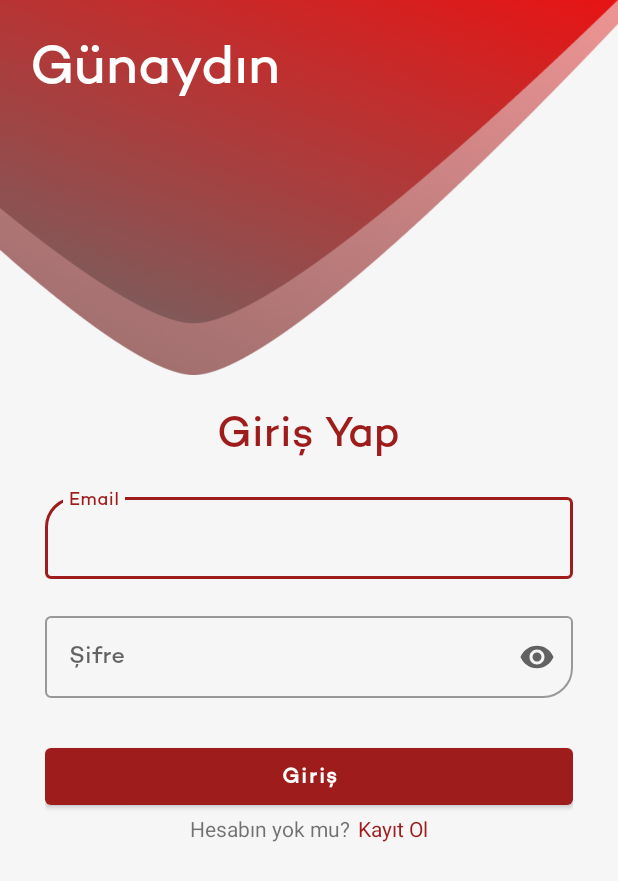
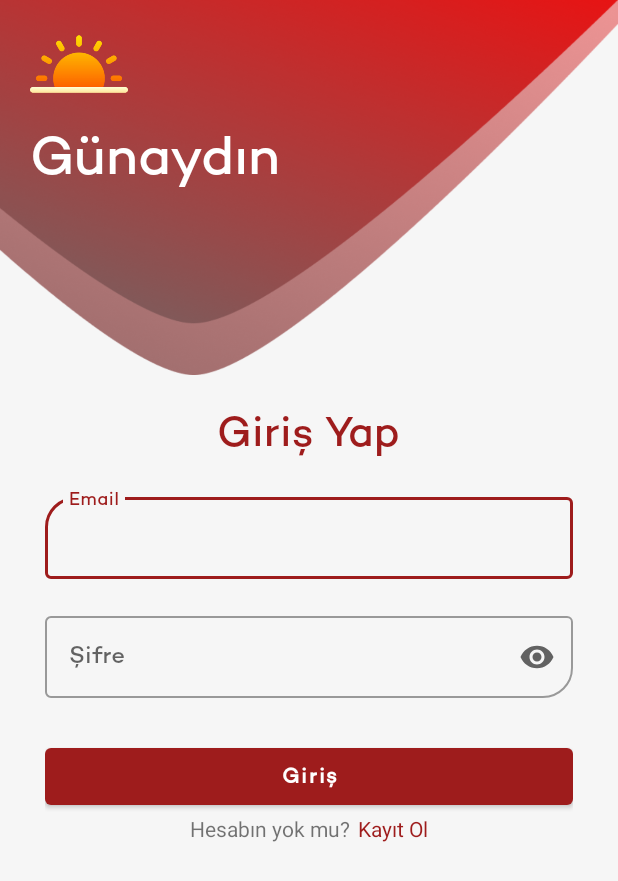
Before and after one commit to ErdiTurkay/blood-donor, an Android app: the screen it shows after launch (LoginActivity before the commit, MainActivity after it), on a phone screen of 412 x 824 dp. Shown: the top 881 px of the screen. Run offline under Robolectric (Android 15) with nearby library versions, the phone set to English and light mode, and no system bars; our stand-ins replace Dagger/Hilt's generated code.

Commit message:
Single-Activity mimarisine geçildi.

```diff
--- /dev/null
+++ b/app/src/main/java/com/example/blooddonor/feature/MainActivity.kt
@@ -0,0 +1,28 @@
+package com.example.blooddonor.feature
+
+import androidx.appcompat.app.AppCompatActivity
+import android.os.Bundle
+import com.example.blooddonor.R
+import com.example.blooddonor.databinding.ActivityMainBinding
+import com.example.blooddonor.feature.auth.LoginFragment
+import dagger.hilt.android.AndroidEntryPoint
+
+@AndroidEntryPoint
+class MainActivity : AppCompatActivity() {
+    private lateinit var binding: ActivityMainBinding
+
+    override fun onCreate(savedInstanceState: Bundle?) {
+        super.onCreate(savedInstanceState)
+        binding = ActivityMainBinding.inflate(layoutInflater)
+        setContentView(binding.root)
+
+        navigateToLogin()
+    }
+
+    fun navigateToLogin() {
+        supportFragmentManager
+            .beginTransaction()
+            .replace(R.id.container, LoginFragment())
+            .commit()
+    }
+}
--- a/app/src/main/java/com/example/blooddonor/feature/auth/LoginActivity.kt
+++ b/app/src/main/java/com/example/blooddonor/feature/auth/LoginFragment.kt
@@ -1,44 +1,46 @@
 package com.example.blooddonor.feature.auth
 
-import android.app.Activity
-import android.content.Intent
-import android.content.Intent.FLAG_ACTIVITY_NO_HISTORY
 import android.os.Bundle
+import androidx.fragment.app.Fragment
+import android.view.LayoutInflater
 import android.view.View
+import android.view.ViewGroup
 import android.widget.Toast
-import androidx.activity.viewModels
-import androidx.appcompat.app.AppCompatActivity
 import androidx.core.widget.doAfterTextChanged
+import androidx.fragment.app.viewModels
+import com.example.blooddonor.R
 import com.example.blooddonor.data.api.response.BaseResponse
 import com.example.blooddonor.data.api.response.LoginResponse
-import com.example.blooddonor.databinding.ActivityLoginBinding
+import com.example.blooddonor.databinding.FragmentLoginBinding
+import com.example.blooddonor.feature.HomeFragment
+import com.example.blooddonor.feature.MainActivity
 import com.example.blooddonor.utils.GreetingMessage
 import com.example.blooddonor.utils.SessionManager
 import dagger.hilt.android.AndroidEntryPoint
 
 @AndroidEntryPoint
-class LoginActivity : AppCompatActivity() {
-
-    private lateinit var binding: ActivityLoginBinding
-    private val viewModel by viewModels<LoginViewModel>()
+class LoginFragment : Fragment() {
+    private lateinit var binding: FragmentLoginBinding
+    private val viewModel: LoginViewModel by viewModels()
     private var isLoginEnable: Boolean = false
 
-    override fun onCreate(savedInstanceState: Bundle?) {
-        super.onCreate(savedInstanceState)
-        binding = ActivityLoginBinding.inflate(layoutInflater)
-        val view = binding.root
-        setContentView(view)
+    override fun onCreateView(
+        inflater: LayoutInflater, container: ViewGroup?,
+        savedInstanceState: Bundle?
+    ): View {
+        binding = FragmentLoginBinding.inflate(layoutInflater)
 
-        val token = SessionManager.getToken(this)
+        val token = SessionManager.getToken(requireContext())
         if (!token.isNullOrBlank()) {
-            navigateToActivity(LogoutActivity())
+            navigateToHome()
         }
 
         inputChangeListener()
 
-        binding.timeTitle.text = GreetingMessage.getTime(this)
+        binding.timeTitle.text = GreetingMessage.getTimeString(requireContext())
+        binding.timeImage.setImageDrawable(GreetingMessage.getTimeDrawable(requireContext()))
 
-        viewModel.loginResult.observe(this) {
+        viewModel.loginResult.observe(viewLifecycleOwner) {
             when (it) {
                 is BaseResponse.Loading -> {
                     showLoading()
@@ -61,8 +63,10 @@ class LoginActivity : AppCompatActivity() {
         }
 
         binding.btnRegister.setOnClickListener {
-            navigateToActivity(RegisterActivity())
+            navigateToRegister()
         }
+
+        return binding.root
     }
 
     private fun inputChangeListener() {
@@ -89,15 +93,19 @@ class LoginActivity : AppCompatActivity() {
         }
     }
 
-    private fun navigateToActivity(activity: Activity, finishThisActivity: Boolean? = false) {
-        if (finishThisActivity == true) {
-            finish()
-        }
+    private fun navigateToHome() {
+        parentFragmentManager
+            .beginTransaction()
+            .replace(R.id.container, HomeFragment())
+            .commit()
+    }
 
-        val intent = Intent(this, activity::class.java)
-        intent.addFlags(Intent.FLAG_ACTIVITY_CLEAR_TOP or Intent.FLAG_ACTIVITY_NEW_TASK)
-        intent.addFlags(FLAG_ACTIVITY_NO_HISTORY)
-        startActivity(intent)
+    private fun navigateToRegister() {
+        parentFragmentManager
+            .beginTransaction()
+            .replace(R.id.container, RegisterFragment())
+            .addToBackStack("auth")
+            .commit()
     }
 
     private fun doLogin() {
@@ -110,6 +118,12 @@ class LoginActivity : AppCompatActivity() {
 
         if (password.isEmpty()) {
             binding.errorPassword.visibility = View.VISIBLE
+        }
+
+        // TODO: This is for development. It will be deleted later.
+        if (email == "1" && password == "1") {
+            viewModel.loginUser(email = "erditurkay@gmail.com", password = "12345678")
+            return
         }
 
         if (isLoginEnable) {
@@ -128,13 +142,13 @@ class LoginActivity : AppCompatActivity() {
     private fun processLogin(data: LoginResponse?) {
         if (!data?.token.isNullOrEmpty()) {
             data?.let {
-                SessionManager.saveAuthToken(this, it.token)
+                SessionManager.saveAuthToken(requireContext(), it.token)
                 SessionManager.run {
-                    saveString(this@LoginActivity, NAME, it.user.name)
-                    saveString(this@LoginActivity, SURNAME, it.user.surname)
+                    saveString(requireContext(), NAME, it.user.name)
+                    saveString(requireContext(), SURNAME, it.user.surname)
                 }
             }
-            navigateToActivity(LogoutActivity())
+            navigateToHome()
         }
     }
 
@@ -143,6 +157,6 @@ class LoginActivity : AppCompatActivity() {
     }
 
     private fun showToast(msg: String) {
-        Toast.makeText(this, msg, Toast.LENGTH_SHORT).show()
+        Toast.makeText(requireContext(), msg, Toast.LENGTH_SHORT).show()
     }
 }
--- a/app/src/main/java/com/example/blooddonor/utils/GreetingMessage.kt
+++ b/app/src/main/java/com/example/blooddonor/utils/GreetingMessage.kt
@@ -1,6 +1,8 @@
 package com.example.blooddonor.utils
 
+import android.annotation.SuppressLint
 import android.content.Context
+import android.graphics.drawable.Drawable
 import com.example.blooddonor.R
 import java.util.*
 
@@ -11,7 +13,7 @@ object GreetingMessage {
     private const val MORNING_LIMIT = 12
     private const val DAY_LIMIT = 18
 
-    fun getTime(context: Context) : String {
+    fun getTimeString(context: Context) : String {
         val cal = Calendar.getInstance()
         val hours = cal.get(Calendar.HOUR_OF_DAY)
 
@@ -27,4 +29,22 @@ object GreetingMessage {
             }
         }
     }
+
+    @SuppressLint("UseCompatLoadingForDrawables")
+    fun getTimeDrawable(context: Context) : Drawable? {
+        val cal = Calendar.getInstance()
+        val hours = cal.get(Calendar.HOUR_OF_DAY)
+
+        return context.run {
+            if (hours < NIGHT_LIMIT_1 || hours > NIGHT_LIMIT_2) {
+                getDrawable(R.drawable.night)
+            } else if (hours < MORNING_LIMIT) {
+                getDrawable(R.drawable.morning)
+            } else if (hours < DAY_LIMIT) {
+                getDrawable(R.drawable.day)
+            } else {
+                getDrawable(R.drawable.evening)
+            }
+        }
+    }
 }
--- /dev/null
+++ b/app/src/main/res/layout/activity_main.xml
@@ -0,0 +1,15 @@
+<?xml version="1.0" encoding="utf-8"?>
+<androidx.constraintlayout.widget.ConstraintLayout xmlns:android="http://schemas.android.com/apk/res/android"
+    xmlns:app="http://schemas.android.com/apk/res-auto"
+    xmlns:tools="http://schemas.android.com/tools"
+    android:layout_width="match_parent"
+    android:layout_height="match_parent"
+    tools:context=".feature.MainActivity">
+
+    <androidx.fragment.app.FragmentContainerView
+        android:id="@+id/container"
+        android:layout_width="match_parent"
+        android:layout_height="match_parent" />
+
+
+</androidx.constraintlayout.widget.ConstraintLayout>
--- a/app/src/main/res/layout/activity_login.xml
+++ b/app/src/main/res/layout/fragment_login.xml
@@ -27,18 +27,28 @@
         app:layout_constraintTop_toTopOf="parent"
         tools:layout_editor_absoluteX="0dp" />
 
+    <ImageView
+        android:id="@+id/time_image"
+        android:layout_width="65dp"
+        android:layout_height="65dp"
+        android:layout_marginStart="20dp"
+        android:layout_marginTop="10dp"
+        app:layout_constraintStart_toStartOf="parent"
+        app:layout_constraintTop_toTopOf="parent"
+        android:src="@drawable/morning" />
+
     <TextView
         android:id="@+id/time_title"
         android:layout_width="wrap_content"
         android:layout_height="wrap_content"
-        android:layout_marginStart="20dp"
-        android:layout_marginTop="20dp"
         android:fontFamily="@font/campton"
         android:textColor="@color/white"
+        android:layout_marginStart="20dp"
+        android:layout_marginTop="5dp"
         android:textSize="36sp"
         app:layout_constraintStart_toStartOf="parent"
-        app:layout_constraintTop_toTopOf="parent"
-        tools:text="İyi Akşamlar" />
+        app:layout_constraintTop_toBottomOf="@id/time_image"
+        tools:text="Günaydın" />
 
     <androidx.constraintlayout.widget.ConstraintLayout
         android:layout_width="match_parent"
--- a/app/src/main/res/values/strings.xml
+++ b/app/src/main/res/values/strings.xml
@@ -14,4 +14,6 @@
     <string name="sign_in_title">Giriş Yap</string>
     <string name="dont_you_have_an_account">Hesabın yok mu?</string>
     <string name="sign_up">Kayıt Ol</string>
+    <!-- TODO: Remove or change this placeholder text -->
+    <string name="hello_blank_fragment">Hello blank fragment</string>
 </resources>
```
Also changed, not shown: app/src/main/AndroidManifest.xml (+5 -7 lines), app/src/main/java/com/example/blooddonor/feature/HomeFragment.kt (added, +35 -0 lines), app/src/main/java/com/example/blooddonor/feature/auth/LogoutActivity.kt (deleted, +0 -30 lines), app/src/main/java/com/example/blooddonor/feature/auth/RegisterActivity.kt (deleted, +0 -15 lines), app/src/main/java/com/example/blooddonor/feature/auth/RegisterFragment.kt (added, +28 -0 lines), app/src/main/res/layout/fragment_home.xml (renamed from app/src/main/res/layout/activity_logout.xml, +3 -4 lines), app/src/main/res/drawable/day.png (added), app/src/main/res/drawable/evening.png (added), app/src/main/res/drawable/morning.png (added), app/src/main/res/drawable/night.png (added), app/src/main/res/layout/fragment_register.xml (renamed from app/src/main/res/layout/activity_register.xml).
